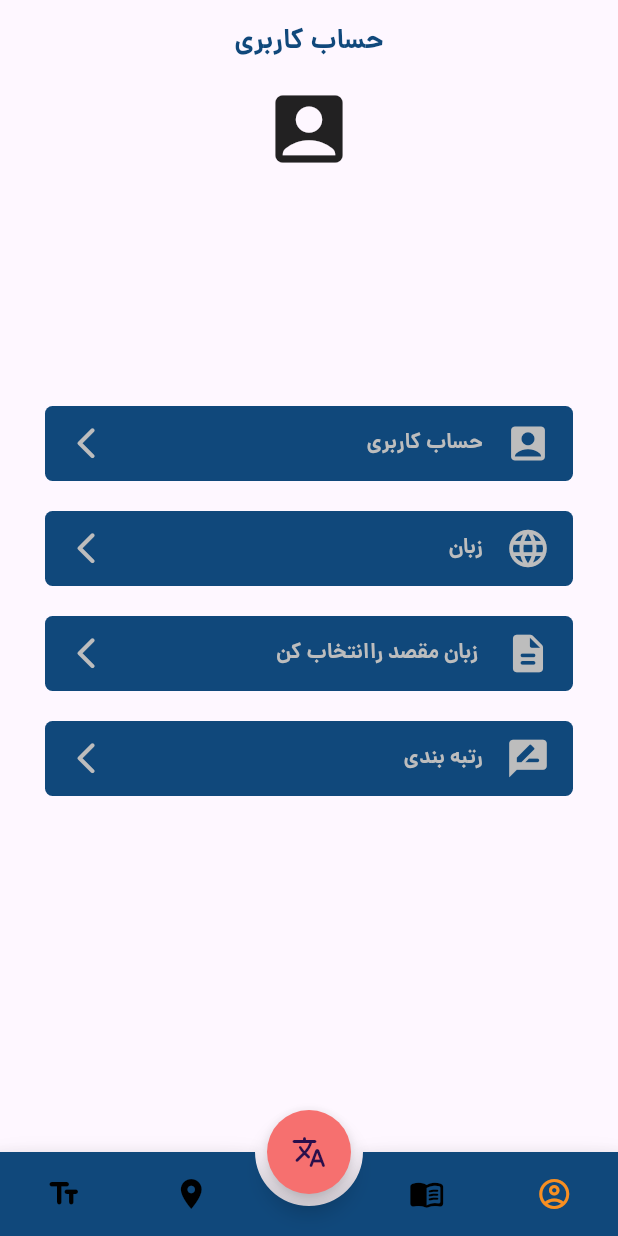
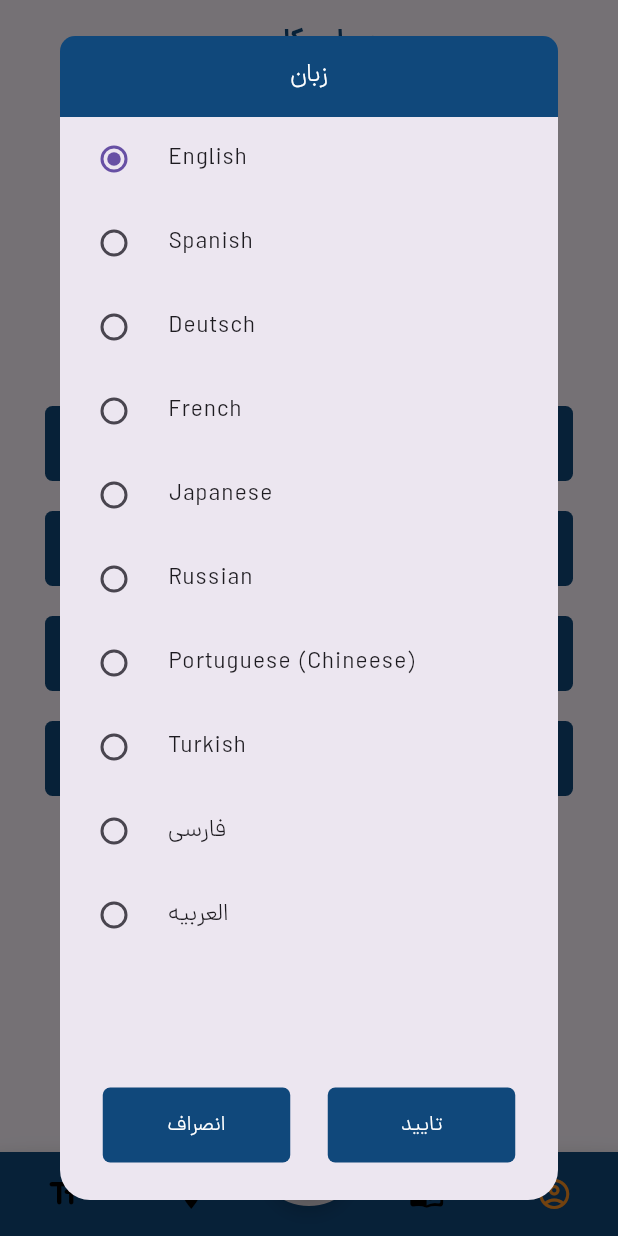
Before and after one commit to Pgh2005/HelloTrip, a Flutter app: the screen it shows after launch, item 4 of the bottom bar chosen, after a tap on "زبان", on a phone screen of 412 x 824 dp. Run offline on Flutter 3.47's test engine with Material 3 defaults, Android fonts, the phone set to English and light mode, and no system bars; drawn by our look-alikes of animated_bottom_navigation_bar; our stand-ins replace flutter_svg, flutter_tts, loading_animation_widget, shared_preferences.

Commit message:
added orgin Language

```diff
--- a/lib/components/account_dialog.dart
+++ b/lib/components/account_dialog.dart
@@ -1,12 +1,14 @@
 import 'package:flutter/material.dart';
+import 'package:hello_trip/components/program.dart';
 import 'package:shared_preferences/shared_preferences.dart';
 
 class AccountDialog extends StatelessWidget {
   const AccountDialog({super.key});
 
   Future<void> setAccountName(String name) async {
-    SharedPreferences prefs = await SharedPreferences.getInstance();
     if (name.isNotEmpty) {
+      program.name = name;
+      SharedPreferences prefs = await SharedPreferences.getInstance();
       await prefs.setString('account_name', name);
     }
   }
--- /dev/null
+++ b/lib/components/orgin_lang_dialog.dart
@@ -0,0 +1,209 @@
+import 'package:flutter/material.dart';
+import 'package:hello_trip/components/program.dart';
+import 'package:shared_preferences/shared_preferences.dart';
+
+class OrginLangDialog extends StatefulWidget {
+  const OrginLangDialog({super.key});
+
+  @override
+  State<OrginLangDialog> createState() => _OrginLangDialogState();
+}
+
+class _OrginLangDialogState extends State<OrginLangDialog> {
+  String? _selectedLanguage = program.OrginLang;
+
+  @override
+  void initState() {
+    // TODO: implement initState
+    super.initState();
+    getOrginLang();
+    print("selected lang : " + _selectedLanguage.toString());
+    print("program : " + program.OrginLang);
+  }
+
+  Future<void> getOrginLang() async {
+    SharedPreferences prefs = await SharedPreferences.getInstance();
+    String code = prefs.getString('orgin_lang').toString();
+    setState(() {
+      _selectedLanguage = _codeToLanguageName(code);
+    });
+  }
+
+  final List<String> _languages = [
+    'English',
+    'Spanish',
+    'Deutsch',
+    'French',
+    'Japanese',
+    'Russian',
+    'Portuguese (Chineese)',
+    'Turkish',
+    'فارسی',
+    'العربیه',
+  ];
+  String _codeToLanguageName(String code) {
+    switch (code) {
+      case "fa":
+        return "فارسی";
+      case "ar":
+        return "العربیه";
+      case "tr":
+        return "Turkish";
+      case "ru":
+        return "Russian";
+      case "fr":
+        return "French";
+      case "zh":
+        return "Portuguese (Chineese)";
+      case "ja":
+        return "Japanese";
+      case "es":
+        return "Spanish";
+      case "de":
+        return "Deutsch";
+      case "en":
+        return "English";
+      default:
+        return "English"; // مقدار پیش فرض
+    }
+  }
+
+  Future<void> setOrginLang(String lang) async {
+    if (lang.isNotEmpty) {
+      String language = "";
+      switch (lang) {
+        case "فارسی":
+          language = "fa";
+          break;
+        case "العربیه":
+          language = "ar";
+          break;
+        case "Turkish":
+          language = "tr";
+          break;
+        case "Russian":
+          language = "ru";
+          break;
+        case "French":
+          language = "fr";
+          break;
+        case "Portuguese (Chineese)":
+          language = "zh";
+          break;
+        case "Japanese":
+          language = "ja";
+          break;
+        case "Spanish":
+          language = "es";
+          break;
+        case "Deutsch":
+          language = "de";
+          break;
+        case "English":
+          language = "en";
+          break;
+        default:
+          language = "fa";
+      }
+      setState(() {
+        program.OrginLang = language;
+        _selectedLanguage = lang;
+      });
+      SharedPreferences prefs = await SharedPreferences.getInstance();
+      await prefs.setString('orgin_lang', language);
+    }
+  }
+
+  @override
+  Widget build(BuildContext context) {
+    return Dialog(
+      shape: RoundedRectangleBorder(borderRadius: BorderRadius.circular(20)),
+      child: Container(
+        width: 350,
+        // height: 400,
+        child: Column(
+          textDirection: TextDirection.ltr,
+          children: [
+            Container(
+              width: double.infinity,
+              padding: EdgeInsets.symmetric(vertical: 15),
+              decoration: BoxDecoration(
+                color: Color(0XFF10487b),
+                borderRadius: BorderRadius.only(
+                  topLeft: Radius.circular(10),
+                  topRight: Radius.circular(10),
+                ),
+              ),
+              child: Text(
+                "زبان",
+                textAlign: TextAlign.center,
+                style: TextStyle(color: Colors.white, fontSize: 17),
+              ),
+            ),
+            // Language List
+            Expanded(
+              child: ListView.builder(
+                itemCount: _languages.length,
+                itemBuilder: (context, index) {
+                  String language = _languages[index];
+                  return RadioListTile<String>(
+                    title: Text(language),
+                    value: language,
+                    groupValue: _selectedLanguage,
+                    onChanged: (String? value) {
+                      setState(() {
+                        _selectedLanguage = value;
+                      });
+                    },
+                  );
+                },
+              ),
+            ),
+            // Bottom Buttons
+            Row(
+              mainAxisAlignment: MainAxisAlignment.center,
+              children: [
+                GestureDetector(
+                  onTap: () {
+                    Navigator.pop(context);
+                  },
+                  child: Container(
+                    alignment: Alignment.center,
+                    width: 125,
+                    padding: EdgeInsets.symmetric(vertical: 15),
+                    decoration: BoxDecoration(
+                      color: Color(0XFF10487b),
+                      borderRadius: BorderRadius.circular(5),
+                    ),
+                    child: Text(
+                      "انصراف",
+                      style: TextStyle(color: Colors.white),
+                    ),
+                  ),
+                ),
+                SizedBox(width: 25),
+                GestureDetector(
+                  onTap: () {
+                    setOrginLang(_selectedLanguage!);
+                    Navigator.pop(context);
+                  },
+                  child: Container(
+                    alignment: Alignment.center,
+                    width: 125,
+                    padding: EdgeInsets.symmetric(vertical: 15),
+                    decoration: BoxDecoration(
+                      color: Color(0XFF10487b),
+                      borderRadius: BorderRadius.circular(5),
+                    ),
+                    child: Text("تایید", style: TextStyle(color: Colors.white)),
+                  ),
+                ),
+              ],
+            ),
+            SizedBox(height: 25),
+          ],
+        ),
+      ),
+    );
+  }
+}
--- /dev/null
+++ b/lib/components/program.dart
@@ -0,0 +1,5 @@
+class program {
+  static String name = "";
+  static String OrginLang = "fa";
+  static String TargetLang = "en";
+}
--- a/lib/pages/essential_words_page.dart
+++ b/lib/pages/essential_words_page.dart
@@ -3,6 +3,7 @@ import 'dart:convert';
 import 'package:flutter/material.dart';
 import 'package:flutter/services.dart';
 import 'package:flutter_svg/flutter_svg.dart';
+import 'package:hello_trip/components/program.dart';
 import 'package:hello_trip/pages/learn_essential.dart';
 import 'package:loading_animation_widget/loading_animation_widget.dart';
 
@@ -54,7 +55,7 @@ class _EssentialWordsPageState extends State<EssentialWordsPage> {
                       Navigator.of(context).pushReplacement(
                         MaterialPageRoute(
                           builder: (context) => LearnEssentialWords(
-                            title: jsonData[index]["fa"],
+                            title: jsonData[index][program.OrginLang],
                             index: index,
                           ),
                         ),
@@ -78,7 +79,7 @@ class _EssentialWordsPageState extends State<EssentialWordsPage> {
                             borderRadius: BorderRadius.circular(12),
                           ),
                           child: Text(
-                            jsonData[index]['fa'],
+                            jsonData[index][program.OrginLang],
                             style: TextStyle(
                               fontWeight: FontWeight.bold,
                               fontSize: 13,
--- a/lib/pages/frequently_used_terms_page.dart
+++ b/lib/pages/frequently_used_terms_page.dart
@@ -3,6 +3,7 @@ import 'dart:convert';
 import 'package:flutter/material.dart';
 import 'package:flutter/services.dart';
 import 'package:flutter_svg/svg.dart';
+import 'package:hello_trip/components/program.dart';
 import 'package:hello_trip/pages/learn_terms.dart';
 import 'package:loading_animation_widget/loading_animation_widget.dart';
 
@@ -54,7 +55,7 @@ class _FrequentlyUsedTermsPageState extends State<FrequentlyUsedTermsPage> {
                       Navigator.of(context).pushReplacement(
                         MaterialPageRoute(
                           builder: (context) => LearnTerms(
-                            title: jsonData[index]["fa"],
+                            title: jsonData[index][program.OrginLang],
                             index: index,
                           ),
                         ),
@@ -75,7 +76,7 @@ class _FrequentlyUsedTermsPageState extends State<FrequentlyUsedTermsPage> {
                           ),
                           SizedBox(height: 10),
                           Text(
-                            jsonData[index]["fa"],
+                            jsonData[index][program.OrginLang],
                             style: TextStyle(
                               fontWeight: FontWeight.w600,
                               fontSize: 12,
--- a/lib/pages/home_page.dart
+++ b/lib/pages/home_page.dart
@@ -1,10 +1,12 @@
 import 'package:flutter/material.dart';
 import 'package:animated_bottom_navigation_bar/animated_bottom_navigation_bar.dart';
+import 'package:hello_trip/components/program.dart';
 import 'package:hello_trip/pages/essential_words_page.dart';
 import 'package:hello_trip/pages/frequently_used_terms_page.dart';
 import 'package:hello_trip/pages/online_translation_page.dart';
 import 'package:hello_trip/pages/tourist_places_page.dart';
 import 'package:hello_trip/pages/user_account_page.dart';
+import 'package:shared_preferences/shared_preferences.dart';
 
 class HomePage extends StatefulWidget {
   final int selectedIndex;
@@ -24,10 +26,25 @@ class _HomePageState extends State<HomePage> {
     UserAccountPage(),
     OnlineTranslationPage(),
   ];
+
+  void loadSharedOhrefences() async {
+    SharedPreferences prefs = await SharedPreferences.getInstance();
+    final orginLanguage = prefs.getString("orgin_lang") ?? "fa";
+    final accountName = prefs.getString("account_name") ?? "Unknown";
+    final targetLanguage = prefs.getString("target_lang") ?? "en";
+    setState(() {
+      // ignore: unused_local_variable
+      program.OrginLang = orginLanguage;
+      program.name = accountName;
+      program.TargetLang = targetLanguage;
+    });
+  }
+
   @override
   void initState() {
     // TODO: implement initState
     super.initState();
+    loadSharedOhrefences();
     setState(() {
       _selectedIndex = widget.selectedIndex;
     });
--- a/lib/pages/learn_essential.dart
+++ b/lib/pages/learn_essential.dart
@@ -4,6 +4,7 @@ import 'package:flutter/material.dart';
 import 'package:flutter/services.dart';
 import 'package:flutter_svg/svg.dart';
 import 'package:flutter_tts/flutter_tts.dart';
+import 'package:hello_trip/components/program.dart';
 import 'package:hello_trip/pages/home_page.dart';
 import 'package:loading_animation_widget/loading_animation_widget.dart';
 
@@ -116,7 +117,7 @@ class _LearnEssentialWordsState extends State<LearnEssentialWords> {
                               spacing: 10,
                               children: [
                                 Text(
-                                  jsonData[index]["fa"]["means"],
+                                  jsonData[index][program.OrginLang]["means"],
                                   style: TextStyle(
                                     color: Color(0XFF0d4a7e),
                                     fontWeight: FontWeight.bold,
--- a/lib/pages/user_account_page.dart
+++ b/lib/pages/user_account_page.dart
@@ -1,5 +1,6 @@
 import 'package:flutter/material.dart';
 import 'package:hello_trip/components/account_dialog.dart';
+import 'package:hello_trip/components/orgin_lang_dialog.dart';
 import 'package:shared_preferences/shared_preferences.dart';
 
 class UserAccountPage extends StatefulWidget {
@@ -92,7 +93,12 @@ class _UserAccountPageState extends State<UserAccountPage> {
             ),
           ),
           GestureDetector(
-            onTap: () {},
+            onTap: () async {
+              await showDialog(
+                context: context,
+                builder: (BuildContext context) => OrginLangDialog(),
+              );
+            },
             child: Container(
               padding: EdgeInsets.symmetric(vertical: 10, horizontal: 15),
               margin: EdgeInsets.symmetric(vertical: 10, horizontal: 30),
```
Also changed, not shown: lib/pages/learn_terms.dart (+44 -1 lines).
